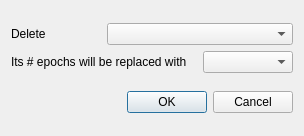
Old version of the form bannotator/ui/delete_behavior_dialog.ui in the repository hsingchien/Bannotator.
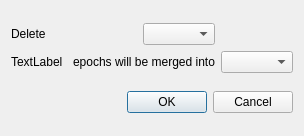
New version of the form.

What changed in the file:
```diff
--- a/bannotator/ui/delete_behavior_dialog.ui
+++ b/bannotator/ui/delete_behavior_dialog.ui
@@ -16,24 +16,31 @@
   <layout class="QVBoxLayout" name="verticalLayout">
    <item>
     <layout class="QGridLayout" name="gridLayout">
-     <item row="0" column="0">
+     <item row="0" column="0" colspan="2">
       <widget class="QLabel" name="label">
        <property name="text">
         <string>Delete</string>
        </property>
       </widget>
      </item>
-     <item row="0" column="1" colspan="2">
+     <item row="0" column="2">
       <widget class="QComboBox" name="behavior_combobox"/>
      </item>
-     <item row="1" column="0" colspan="2">
+     <item row="1" column="0">
+      <widget class="QLabel" name="num_epochs_label">
+       <property name="text">
+        <string>TextLabel</string>
+       </property>
+      </widget>
+     </item>
+     <item row="1" column="1" colspan="2">
       <widget class="QLabel" name="epoch_info_label">
        <property name="text">
-        <string>Its # epochs will be replaced with</string>
+        <string>epochs will be merged into</string>
        </property>
       </widget>
      </item>
-     <item row="1" column="2">
+     <item row="1" column="3">
       <widget class="QComboBox" name="replace_behavior_combobox"/>
      </item>
     </layout>
```
